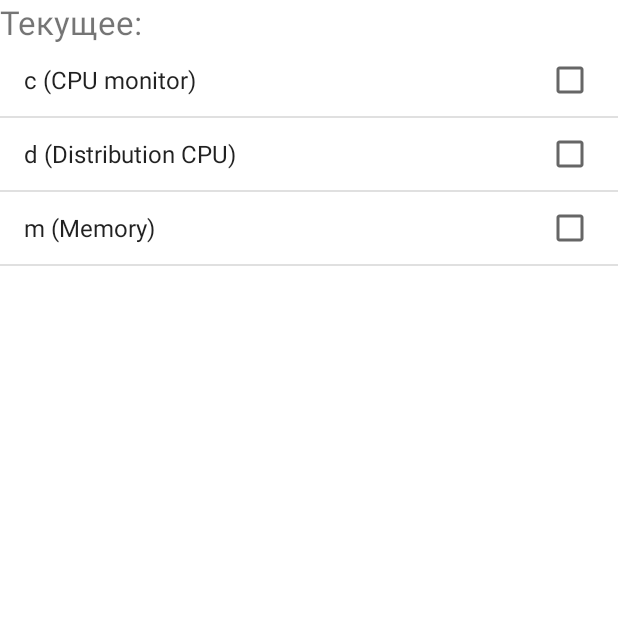
After one commit to akorobey/Android-face_recognition_app, an Android app: the Monitors screen opened directly, with no data from a screen before it, on a phone screen of 412 x 824 dp, the top half of it. The commit adds this screen. Run offline under Robolectric (Android 15) with nearby library versions, the phone set to English and light mode, and no system bars.

Commit message:
update MLKit Processor, update settings and ask_to_save

```diff
--- a/app/src/main/AndroidManifest.xml
+++ b/app/src/main/AndroidManifest.xml
@@ -3,7 +3,7 @@
     xmlns:tools="http://schemas.android.com/tools">
 
     <uses-permission android:name="android.permission.CAMERA" />
-    <uses-permission android:name="android.permission.WRITE_EXTERNAL_STORAGE"/>
+    <uses-permission android:name="android.permission.WRITE_EXTERNAL_STORAGE" />
 
     <uses-feature android:name="android.hardware.camera" />
 
@@ -16,6 +16,9 @@
         android:supportsRtl="true"
         android:theme="@style/Theme.Face_recognition_app"
         tools:targetApi="31">
+        <activity
+            android:name="com.yadro.settings.Monitors"
+            android:exported="false" />
         <activity
             android:name="com.yadro.settings.FacesList"
             android:exported="false" />
--- a/app/src/main/java/com/yadro/face_recognition_app/Presenter.java
+++ b/app/src/main/java/com/yadro/face_recognition_app/Presenter.java
@@ -4,9 +4,9 @@ import org.opencv.core.Mat;
 
 public class Presenter {
     private long presenterNativeObj;
-    private native long getPresenter(String keys);
-    public Presenter(String keys) {
-        presenterNativeObj = getPresenter(keys);
+    private native long getPresenter(String keys, int yPos);
+    public Presenter(String keys, int yPos) {
+        presenterNativeObj = getPresenter(keys, yPos);
     }
 
     private native void drawGraphs_(long presenterAddr, long matAddr);
--- a/app/src/main/java/com/yadro/face_recognition_app/VisionImageProcessor.java
+++ b/app/src/main/java/com/yadro/face_recognition_app/VisionImageProcessor.java
@@ -11,7 +11,7 @@ public interface VisionImageProcessor {
     void processBitmap(Bitmap bitmap, GraphicOverlay graphicOverlay);
 
     /** Processes ImageProxy image data, e.g. used for CameraX live preview case. */
-    void processImageProxy(ImageProxy image, GraphicOverlay graphicOverlay);
+    void processImageProxy(Bitmap bitmap, GraphicOverlay graphicOverlay);
 
     /** Stops the underlying machine learning model and release resources. */
     void stop();
--- a/app/src/main/java/com/yadro/graphics/CameraImageGraphic.java
+++ b/app/src/main/java/com/yadro/graphics/CameraImageGraphic.java
@@ -25,7 +25,7 @@ public class CameraImageGraphic extends GraphicOverlay.Graphic {
     public void draw(Canvas canvas) {
         Mat frame = new Mat();
         Utils.bitmapToMat(bitmap, frame);
-        //presenter.drawGraphs(frame);
+        presenter.drawGraphs(frame);
         Utils.matToBitmap(frame, bitmap);
         canvas.drawBitmap(bitmap, getTransformationMatrix(), null);
     }
--- a/app/src/main/java/com/yadro/graphics/InferenceInfoGraphic.java
+++ b/app/src/main/java/com/yadro/graphics/InferenceInfoGraphic.java
@@ -10,7 +10,6 @@ public class InferenceInfoGraphic extends GraphicOverlay.Graphic {
 
     private static final int TEXT_COLOR = Color.WHITE;
     private static final float TEXT_SIZE = 30.0f;
-
     private final Paint textPaint;
     private final GraphicOverlay overlay;
     private final long frameLatency;
--- /dev/null
+++ b/app/src/main/java/com/yadro/settings/Monitors.java
@@ -0,0 +1,78 @@
+package com.yadro.settings;
+
+import androidx.appcompat.app.AppCompatActivity;
+
+import android.content.SharedPreferences;
+import android.os.Bundle;
+import android.util.SparseBooleanArray;
+import android.view.View;
+import android.widget.AdapterView;
+import android.widget.ArrayAdapter;
+import android.widget.ListView;
+import android.widget.TextView;
+
+import com.yadro.face_recognition_app.R;
+
+public class Monitors extends AppCompatActivity {
+
+    String[] monitors = {"c (CPU monitor)", "d (Distribution CPU)", "m (Memory)"};
+    TextView selection;
+    ListView monitorsList;
+
+    @Override
+    protected void onCreate(Bundle savedInstanceState) {
+        super.onCreate(savedInstanceState);
+        setContentView(R.layout.activity_presenters);
+
+        selection = findViewById(R.id.selection);
+        monitorsList = findViewById(R.id.monitorsList);
+        ArrayAdapter<String> adapter = new ArrayAdapter(this,
+                android.R.layout.simple_list_item_multiple_choice, monitors);
+
+        monitorsList.setAdapter(adapter);
+        SharedPreferences settings = getSharedPreferences("Settings", MODE_PRIVATE);
+        initView(settings);
+
+        monitorsList.setOnItemClickListener(new AdapterView.OnItemClickListener(){
+            @Override
+            public void onItemClick(AdapterView<?> parent, View v, int position, long id)
+            {
+                SparseBooleanArray selected = monitorsList.getCheckedItemPositions();
+                SharedPreferences.Editor prefEditor = settings.edit();
+
+                String selectedItems = "";
+                String current = "";
+                for(int i=0; i < monitors.length; i++)
+                {
+                    if(selected.get(i)) {
+                        String sym = monitors[i].split(" ")[0];
+                        selectedItems += sym;
+                        current += sym;
+                    }
+                }
+                prefEditor.putString("Monitors", current);
+                prefEditor.apply();
+                selection.setText("Текущее: " + selectedItems);
+            }
+        });
+    }
+
+    private void initView(SharedPreferences settings) {
+        String currentPresenters = settings.getString("Monitors", "");
+        String current = "";
+        if (currentPresenters.contains("c")) {
+            current += "c";
+            monitorsList.setItemChecked(0, true);
+        }
+        if (currentPresenters.contains("d")) {
+            current += "d";
+            monitorsList.setItemChecked(1, true);
+        }
+        if (currentPresenters.contains("m")) {
+            current += "m";
+            monitorsList.setItemChecked(2, true);
+        }
+
+        selection.setText("Текущее: " + current);
+    }
+}
--- a/app/src/main/java/com/yadro/settings/Settings.java
+++ b/app/src/main/java/com/yadro/settings/Settings.java
@@ -12,7 +12,7 @@ public class Settings extends AppCompatActivity {
     RecyclerView settings;
 
     String [] allSettings = {"Управление галереей", "Управление мониторами", "Выбор устройства", "Число потоков (для CPU)",
-                             "Выбор алгоритма"};
+                             "Выбор алгоритма", "Метрики производительности"};
 
     @Override
     protected void onCreate(Bundle savedInstanceState) {
--- /dev/null
+++ b/app/src/main/res/layout/activity_presenters.xml
@@ -0,0 +1,29 @@
+<?xml version="1.0" encoding="utf-8"?>
+<androidx.constraintlayout.widget.ConstraintLayout
+    xmlns:android="http://schemas.android.com/apk/res/android"
+    xmlns:app="http://schemas.android.com/apk/res-auto"
+    android:layout_width="match_parent"
+    android:layout_height="match_parent">
+
+    <TextView
+        android:id="@+id/selection"
+        android:layout_width="0dp"
+        android:layout_height="wrap_content"
+        android:textSize="22sp"
+        app:layout_constraintLeft_toLeftOf="parent"
+        app:layout_constraintRight_toRightOf="parent"
+        app:layout_constraintTop_toTopOf="parent" />
+    <ListView
+        android:id="@+id/monitorsList"
+
+        android:choiceMode="multipleChoice"
+
+        android:layout_width="0dp"
+        android:layout_height="0dp"
+        app:layout_constraintTop_toBottomOf="@+id/selection"
+        app:layout_constraintBottom_toBottomOf="parent"
+        app:layout_constraintLeft_toLeftOf="parent"
+        app:layout_constraintRight_toRightOf="parent">
+    </ListView>
+
+</androidx.constraintlayout.widget.ConstraintLayout>
--- a/app/src/main/res/layout/setting_item.xml
+++ b/app/src/main/res/layout/setting_item.xml
@@ -20,6 +20,7 @@
         android:id="@+id/current_state"
         android:layout_width="wrap_content"
         android:layout_height="wrap_content"
+        android:layout_marginEnd="8dp"
         android:elevation="3dp"
         android:textAlignment="center"
         app:layout_constraintBottom_toBottomOf="parent"
```
Also changed, not shown: app/src/main/java/com/yadro/face_recognition_app/MainActivity.java (+51 -7 lines), app/src/main/java/com/yadro/mlkit_detector/MLKitRecognizerProcessor.java (renamed from app/src/main/java/com/yadro/mlkit_detector/FaceDetectorProcessor.java, +17 -8 lines), app/src/main/java/com/yadro/mlkit_detector/VisionProcessorBase.java (+60 -75 lines), app/src/main/java/com/yadro/own_detector/YADRORecognizerProcessor.java (renamed from app/src/main/java/com/yadro/own_detector/RecognizerProcessor.java, +3 -36 lines), app/src/main/java/com/yadro/settings/SettingAdapter.java (+24 -0 lines), app/src/main/java/com/yadro/utils/BitmapUtils.java (+14 -0 lines), app/src/main/java/com/yadro/utils/Common.java (+0 -13 lines), app/src/main/res/layout/activity_ask_to_save.xml (+8 -19 lines), 2 other files.
